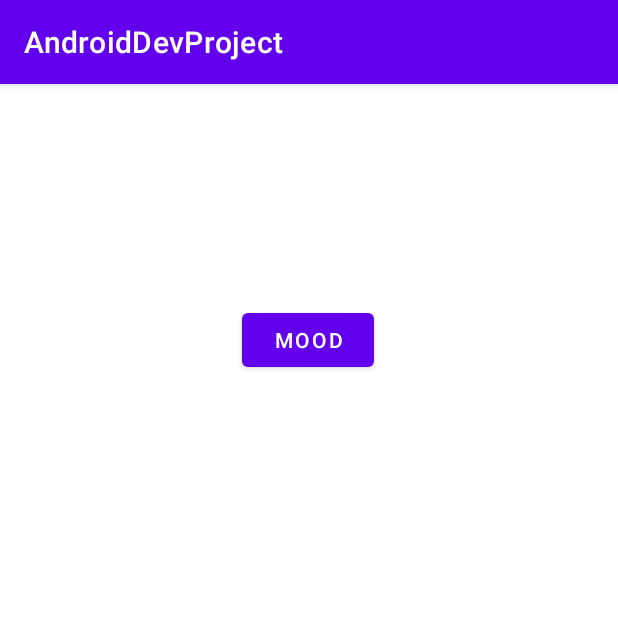
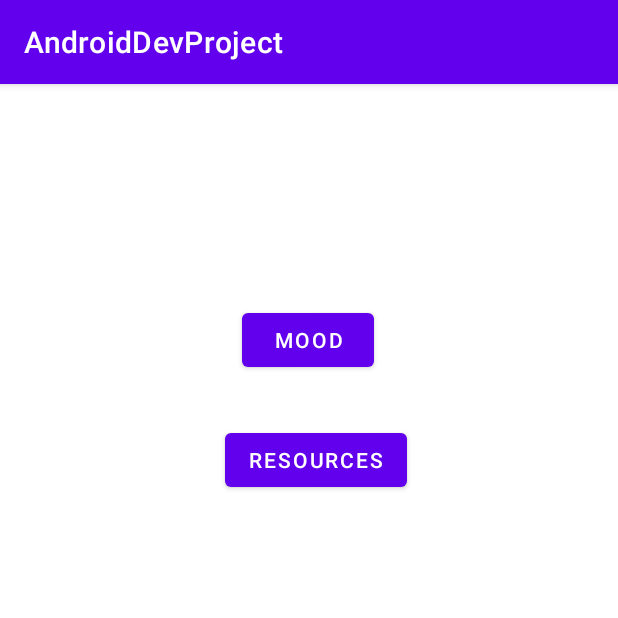
Before and after one commit to RaiyanAfiz/Mobile-Application-Development-Project, an Android app: the screen it shows after launch (MainActivity), on a phone screen of 412 x 824 dp, the top half of it. Run offline under Robolectric (Android 15) with nearby library versions, the phone set to English and light mode, and no system bars.

Commit message:
Added resources

```diff
--- a/app/src/main/AndroidManifest.xml
+++ b/app/src/main/AndroidManifest.xml
@@ -9,6 +9,9 @@
         android:roundIcon="@mipmap/ic_launcher_round"
         android:supportsRtl="true"
         android:theme="@style/Theme.AndroidDevProject">
+        <activity
+            android:name=".Resources"
+            android:exported="false" />
         <activity
             android:name=".Mood"
             android:exported="false" />
--- a/app/src/main/java/com/example/androiddevproject/MainActivity.java
+++ b/app/src/main/java/com/example/androiddevproject/MainActivity.java
@@ -9,13 +9,14 @@ import android.widget.Button;
 
 public class MainActivity extends AppCompatActivity {
 
-    Button btn;
+    Button btn, btn2;
     @Override
     protected void onCreate(Bundle savedInstanceState) {
         super.onCreate(savedInstanceState);
         setContentView(R.layout.activity_main);
 
         btn = findViewById(R.id.btn1);
+        btn2 = findViewById(R.id.btn2);
 
         btn.setOnClickListener(new View.OnClickListener() {
             @Override
@@ -25,5 +26,15 @@ public class MainActivity extends AppCompatActivity {
             }
         });
 
+        btn2.setOnClickListener(new View.OnClickListener() {
+            @Override
+            public void onClick(View view) {
+                Intent intent = new Intent(MainActivity.this, Resources.class);
+                startActivity(intent);
+            }
+        });
+
+
+
     }
 }
--- a/app/src/main/res/layout/activity_main.xml
+++ b/app/src/main/res/layout/activity_main.xml
@@ -18,4 +18,18 @@
         app:layout_constraintTop_toTopOf="parent"
         app:layout_constraintVertical_bias="0.204" />
 
+    <Button
+        android:id="@+id/btn2"
+        android:layout_width="wrap_content"
+        android:layout_height="wrap_content"
+        android:layout_marginStart="10dp"
+        android:layout_marginTop="100dp"
+        android:text="Resources"
+        app:layout_constraintBottom_toBottomOf="parent"
+        app:layout_constraintEnd_toEndOf="parent"
+        app:layout_constraintHorizontal_bias="0.498"
+        app:layout_constraintStart_toStartOf="parent"
+        app:layout_constraintTop_toTopOf="parent"
+        app:layout_constraintVertical_bias="0.204" />
+
 </androidx.constraintlayout.widget.ConstraintLayout>
```
Also changed, not shown: app/src/main/java/com/example/androiddevproject/Resources.java (added, +32 -0 lines), app/src/main/res/layout/activity_resources.xml (added, +31 -0 lines).
